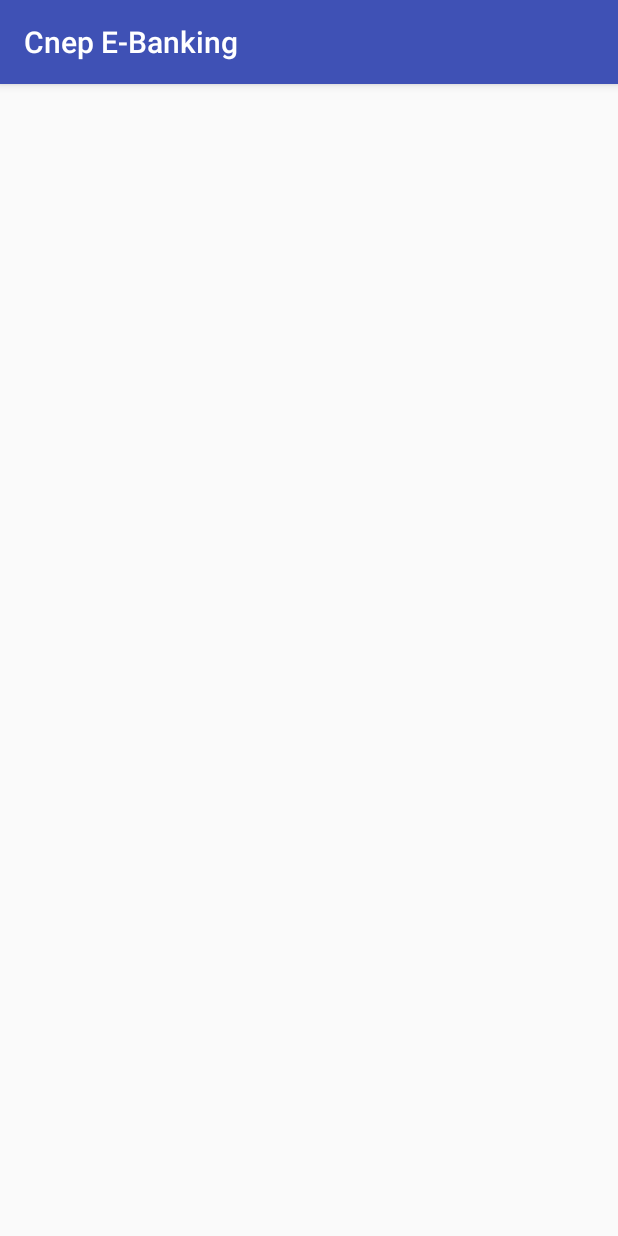
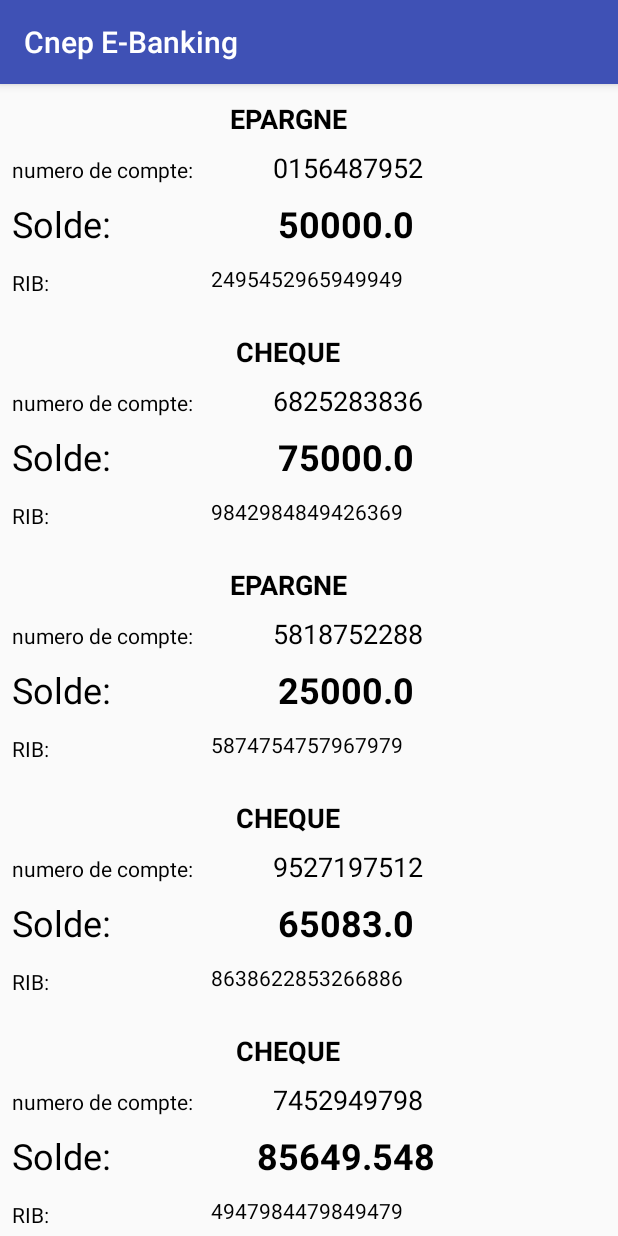
Before and after one commit to aghilesDev/Android-M-Banking, an Android app: the ListCompteView screen opened directly, with no data from a screen before it, on a phone screen of 412 x 824 dp. Run offline under Robolectric (Android 15) with nearby library versions, the phone set to English and light mode, and no system bars.

Commit message:
la liste de compte fait!!

```diff
--- a/app/src/main/java/com/example/cnep/cnepe_banking/DomainLayer/Interactor/ListCompteInteractor.java
+++ b/app/src/main/java/com/example/cnep/cnepe_banking/DomainLayer/Interactor/ListCompteInteractor.java
@@ -21,10 +21,10 @@ public class ListCompteInteractor implements IListCompteInteractor {
     public void LoadCompte(int codeAgence) {
         ArrayList<CompteView> comptes=new ArrayList<>();
         comptes.add(new CompteView("0156487952","2495452965949949","EPARGNE",50000));
-        comptes.add(new CompteView("6825283836","9842984849426369","EPARGNE",75000));
+        comptes.add(new CompteView("6825283836","9842984849426369","CHEQUE",75000));
         comptes.add(new CompteView("5818752288","5874754757967979","EPARGNE",25000));
-        comptes.add(new CompteView("9527197512","8638622853266886","EPARGNE",65083));
-        comptes.add(new CompteView("7452949798","4947984479849479","EPARGNE",85649.548));
+        comptes.add(new CompteView("9527197512","8638622853266886","CHEQUE",65083));
+        comptes.add(new CompteView("7452949798","4947984479849479","CHEQUE",85649.548));
         presenter.setComptes(comptes);
     }
 }
--- a/app/src/main/java/com/example/cnep/cnepe_banking/PresentationLayer/Presenter/ListComptePresenter.java
+++ b/app/src/main/java/com/example/cnep/cnepe_banking/PresentationLayer/Presenter/ListComptePresenter.java
@@ -6,6 +6,7 @@ import com.example.cnep.cnepe_banking.DomainLayer.Interactor.Interfaces.IListCom
 import com.example.cnep.cnepe_banking.DomainLayer.Interactor.ListCompteInteractor;
 import com.example.cnep.cnepe_banking.Models.CompteView;
 import com.example.cnep.cnepe_banking.PresentationLayer.Presenter.Interfaces.IListComptePresenter;
+import com.example.cnep.cnepe_banking.PresentationLayer.View.Adapters.CompteAdapter;
 import com.example.cnep.cnepe_banking.PresentationLayer.View.Interfaces.IListCompteView;
 
 import java.util.ArrayList;
@@ -34,5 +35,7 @@ public class ListComptePresenter implements IListComptePresenter {
     public void setComptes(ArrayList<CompteView> comptes) {
 
         //faire l'adapter puis implementer cette methode afin de le transférer à la vue
+        CompteAdapter adapter= new CompteAdapter(context,comptes);
+        view.setAdapter(adapter);
     }
 }
--- /dev/null
+++ b/app/src/main/java/com/example/cnep/cnepe_banking/PresentationLayer/View/Adapters/CompteAdapter.java
@@ -0,0 +1,110 @@
+package com.example.cnep.cnepe_banking.PresentationLayer.View.Adapters;
+
+import android.content.Context;
+import android.content.Intent;
+import android.support.v7.widget.RecyclerView;
+import android.view.LayoutInflater;
+import android.view.View;
+import android.view.ViewGroup;
+import android.widget.TextView;
+
+import com.example.cnep.cnepe_banking.Models.AgenceResumeView;
+import com.example.cnep.cnepe_banking.Models.Compte;
+import com.example.cnep.cnepe_banking.Models.CompteView;
+import com.example.cnep.cnepe_banking.PresentationLayer.View.ListCompteView;
+import com.example.cnep.cnepe_banking.R;
+
+import java.util.ArrayList;
+
+/**
+ * Created by Aghiles on 2017-03-31.
+ */
+
+public class CompteAdapter extends RecyclerView.Adapter<CompteAdapter.MyViewHolder>  {
+
+
+
+
+
+
+    private ArrayList<CompteView> list;
+    private Context context;
+    public CompteAdapter(Context context,ArrayList<CompteView> comptes)
+    {
+        super();
+        this.context=context;
+        this.list=comptes;
+    }
+
+
+    public void setList(ArrayList<CompteView> list) {
+        this.list = list;
+    }
+
+    @Override
+    public CompteAdapter.MyViewHolder onCreateViewHolder(ViewGroup parent, int viewType) {
+
+        LayoutInflater inflater=LayoutInflater.from(parent.getContext());
+
+        View view=inflater.inflate(R.layout.compte_cellule,parent,false);
+
+        return new CompteAdapter.MyViewHolder(view,context);
+
+    }
+
+    @Override
+    public void onBindViewHolder(CompteAdapter.MyViewHolder holder, int position) {
+        CompteView compte=list.get(position);
+        holder.display(compte);
+
+    }
+
+    @Override
+    public int getItemCount() {
+        return list.size();
+    }
+
+
+
+
+
+
+    public class MyViewHolder extends RecyclerView.ViewHolder {
+
+
+        private TextView compteId;
+        private TextView rib;
+        private TextView type;
+        private TextView solde;
+
+        private CompteView currentCompte;
+        private Context context;
+        public MyViewHolder(final View itemView, final Context context) {
+            super(itemView);
+            this.compteId=(TextView)itemView.findViewById(R.id.compteId);
+            this.rib=(TextView)itemView.findViewById(R.id.rib);
+            this.type=(TextView)itemView.findViewById(R.id.Type);
+            this.solde=(TextView)itemView.findViewById(R.id.solde);
+            this.context=context;
+            itemView.setOnClickListener(new View.OnClickListener() {
+                @Override
+                public void onClick(View v) {
+
+                    /*Intent it=new Intent(context, ListCompteView.class);
+
+                    it.putExtra("codeAgence",currentAgence.getId());
+
+                    context.startActivity(it);*/
+                }
+            });
+        }
+
+        public void display(CompteView Compte) {
+            currentCompte=Compte;
+            this.compteId.setText(currentCompte.getCompteId());
+            this.rib.setText(currentCompte.getRib());
+            this.type.setText(currentCompte.getType());
+           this.solde.setText(currentCompte.getSolde()+"");
+        }
+    }
+}
--- a/app/src/main/java/com/example/cnep/cnepe_banking/PresentationLayer/View/Interfaces/IListCompteView.java
+++ b/app/src/main/java/com/example/cnep/cnepe_banking/PresentationLayer/View/Interfaces/IListCompteView.java
@@ -1,6 +1,7 @@
 package com.example.cnep.cnepe_banking.PresentationLayer.View.Interfaces;
 
 import com.example.cnep.cnepe_banking.Models.CompteView;
+import com.example.cnep.cnepe_banking.PresentationLayer.View.Adapters.CompteAdapter;
 
 import java.util.ArrayList;
 
@@ -11,6 +12,6 @@ import java.util.ArrayList;
 public interface IListCompteView  {
 
 
-    //public void setAdapter(CompteAdapter adapter);
+    public void setAdapter(CompteAdapter adapter);
 
 }
--- a/app/src/main/java/com/example/cnep/cnepe_banking/PresentationLayer/View/ListCompteView.java
+++ b/app/src/main/java/com/example/cnep/cnepe_banking/PresentationLayer/View/ListCompteView.java
@@ -2,9 +2,13 @@ package com.example.cnep.cnepe_banking.PresentationLayer.View;
 
 import android.os.Bundle;
 import android.support.v7.app.AppCompatActivity;
+import android.support.v7.widget.LinearLayoutManager;
+import android.support.v7.widget.RecyclerView;
 import android.widget.Toast;
 
 import com.example.cnep.cnepe_banking.PresentationLayer.Presenter.Interfaces.IListComptePresenter;
+import com.example.cnep.cnepe_banking.PresentationLayer.Presenter.ListComptePresenter;
+import com.example.cnep.cnepe_banking.PresentationLayer.View.Adapters.CompteAdapter;
 import com.example.cnep.cnepe_banking.PresentationLayer.View.Interfaces.IListAgenceView;
 import com.example.cnep.cnepe_banking.PresentationLayer.View.Interfaces.IListCompteView;
 import com.example.cnep.cnepe_banking.R;
@@ -16,15 +20,24 @@ import com.example.cnep.cnepe_banking.R;
 public class ListCompteView extends AppCompatActivity implements IListCompteView{
 
     private IListComptePresenter presenter;
+    private RecyclerView rv;
 
     protected void onCreate(Bundle savedInstanceState) {
         super.onCreate(savedInstanceState);
         setContentView(R.layout.comptes);
         int codeAgence=getIntent().getIntExtra("codeAgence",0);
-
+        rv=(RecyclerView)findViewById(R.id.ListComptes);
+        rv.setLayoutManager(new LinearLayoutManager(this));
+        presenter=new ListComptePresenter(this,ListCompteView.this);
+        presenter.getComptes(codeAgence);
 
 
 
        Toast.makeText(getApplicationContext(), "code Agence: "+codeAgence, Toast.LENGTH_SHORT).show();
     }
+
+    @Override
+    public void setAdapter(CompteAdapter adapter) {
+        rv.setAdapter(adapter);
+    }
 }
--- a/app/src/main/res/layout/compte_cellule.xml
+++ b/app/src/main/res/layout/compte_cellule.xml
@@ -2,87 +2,99 @@
 <android.support.constraint.ConstraintLayout xmlns:android="http://schemas.android.com/apk/res/android"
     xmlns:app="http://schemas.android.com/apk/res-auto"
     xmlns:tools="http://schemas.android.com/tools"
+    android:layout_width="match_parent"
+    android:layout_height="155dp"
     android:orientation="vertical"
-    android:layout_width="match_parent"
-    android:layout_height="match_parent"
     android:weightSum="1">
 
     <TextView
-        android:id="@+id/textView3"
-        android:layout_width="190dp"
-        android:layout_height="49dp"
-        android:layout_marginBottom="8dp"
-        android:layout_marginEnd="8dp"
-        android:layout_marginStart="8dp"
-        android:layout_marginTop="16dp"
+        android:id="@+id/compteId"
+        android:layout_width="197dp"
+        android:layout_height="36dp"
         android:gravity="center"
         android:text="2010784945125155"
         android:textColor="@android:color/black"
         android:textSize="18sp"
-        android:textStyle="bold"
-        app:layout_constraintBottom_toTopOf="@+id/textView6"
-        app:layout_constraintTop_toTopOf="parent"
-        app:layout_constraintVertical_bias="0.0"
-        tools:layout_constraintLeft_creator="1"
-        tools:layout_constraintRight_creator="1"
-        tools:layout_constraintTop_creator="1"
-        tools:layout_editor_absoluteX="97dp" />
+        app:layout_constraintLeft_toRightOf="@+id/textView7"
+        app:layout_constraintTop_toBottomOf="@+id/Type" />
 
     <TextView
-        android:id="@+id/textView6"
-        android:layout_width="285dp"
-        android:layout_height="39dp"
-        android:layout_marginRight="4dp"
+        android:id="@+id/solde"
+        android:layout_width="298dp"
+        android:layout_height="38dp"
         android:gravity="center"
         android:text="5000.25 DA"
         android:textAlignment="center"
         android:textColor="@android:color/black"
         android:textSize="24sp"
         android:textStyle="bold"
-        app:layout_constraintRight_toRightOf="parent"
-        tools:layout_editor_absoluteY="70dp" />
-
-    <Button
-        android:id="@+id/button"
-        android:layout_width="90dp"
-        android:layout_height="48dp"
-        android:layout_marginBottom="6dp"
-        android:layout_marginLeft="16dp"
-        android:text="voir agence"
-        android:textSize="12sp"
-        app:layout_constraintBottom_toTopOf="@+id/textView6"
-        app:layout_constraintLeft_toRightOf="@+id/textView3"
-        android:layout_marginRight="8dp"
-        app:layout_constraintRight_toRightOf="parent"
-        app:layout_constraintHorizontal_bias="0.941" />
+        app:layout_constraintLeft_toRightOf="@+id/textView8"
+        app:layout_constraintTop_toBottomOf="@+id/compteId" />
 
     <TextView
         android:id="@+id/textView7"
-        android:layout_width="83dp"
-        android:layout_height="43dp"
+        android:layout_width="125dp"
+        android:layout_height="39dp"
+        android:layout_marginTop="8dp"
+        android:gravity="center_vertical"
         android:text="numero de compte:"
         android:textColor="@android:color/black"
-        android:layout_marginBottom="13dp"
-        app:layout_constraintBottom_toTopOf="@+id/textView8"
-        app:layout_constraintRight_toLeftOf="@+id/textView3"
-        android:layout_marginRight="8dp"
-        android:layout_marginLeft="8dp"
-        app:layout_constraintLeft_toLeftOf="parent"
-        app:layout_constraintHorizontal_bias="0.0"
-        tools:layout_editor_absoluteY="213dp" />
+        app:layout_constraintBottom_toBottomOf="@+id/compteId"
+        app:layout_constraintLeft_toLeftOf="@+id/Type"
+        app:layout_constraintTop_toBottomOf="@+id/Type"
+        app:layout_constraintVertical_bias="0.8" />
 
     <TextView
         android:id="@+id/textView8"
         android:layout_width="74dp"
         android:layout_height="38dp"
-        android:layout_marginBottom="1dp"
-        android:layout_marginLeft="8dp"
-        android:layout_marginRight="8dp"
+        android:layout_marginTop="8dp"
+        android:gravity="center_vertical"
         android:text="Solde:"
         android:textColor="@android:color/black"
         android:textSize="24sp"
-        app:layout_constraintBottom_toBottomOf="@+id/textView6"
-        app:layout_constraintHorizontal_bias="1.0"
+        app:layout_constraintBottom_toBottomOf="@+id/solde"
+        app:layout_constraintLeft_toLeftOf="@+id/textView7"
+        app:layout_constraintTop_toBottomOf="@+id/textView7"
+        app:layout_constraintVertical_bias="1.0" />
+
+    <TextView
+        android:id="@+id/Type"
+        android:layout_width="368dp"
+        android:layout_height="30dp"
+        android:layout_marginLeft="8dp"
+        android:layout_marginStart="8dp"
+        android:layout_marginTop="8dp"
+        android:gravity="center"
+        android:text="TextView"
+        android:textColor="@android:color/black"
+        android:textSize="18sp"
+        android:textStyle="bold"
         app:layout_constraintLeft_toLeftOf="parent"
-        app:layout_constraintRight_toLeftOf="@+id/textView6" />
+        app:layout_constraintTop_toTopOf="parent" />
+
+    <TextView
+        android:id="@+id/rib"
+        android:layout_width="329dp"
+        android:layout_height="35dp"
+        android:layout_marginLeft="7dp"
+        android:layout_marginStart="7dp"
+        android:gravity="center"
+        android:text="TextView"
+        android:textColor="@android:color/black"
+        app:layout_constraintLeft_toRightOf="@+id/textView11"
+        app:layout_constraintTop_toBottomOf="@+id/solde" />
+
+    <TextView
+        android:id="@+id/textView11"
+        android:layout_width="wrap_content"
+        android:layout_height="30dp"
+        android:layout_marginTop="8dp"
+        android:gravity="center_vertical"
+        android:text="RIB:"
+        android:textColor="@android:color/black"
+        app:layout_constraintBottom_toBottomOf="@+id/rib"
+        app:layout_constraintLeft_toLeftOf="@+id/textView8"
+        app:layout_constraintTop_toBottomOf="@+id/textView8"
+        app:layout_constraintVertical_bias="1.0" />
 </android.support.constraint.ConstraintLayout>
--- a/app/src/main/res/layout/comptes.xml
+++ b/app/src/main/res/layout/comptes.xml
@@ -3,4 +3,8 @@
     android:orientation="vertical" android:layout_width="match_parent"
     android:layout_height="match_parent">
 
+    <android.support.v7.widget.RecyclerView
+        android:id="@+id/ListComptes"
+        android:layout_width="match_parent"
+        android:layout_height="match_parent" />
 </LinearLayout>
```
